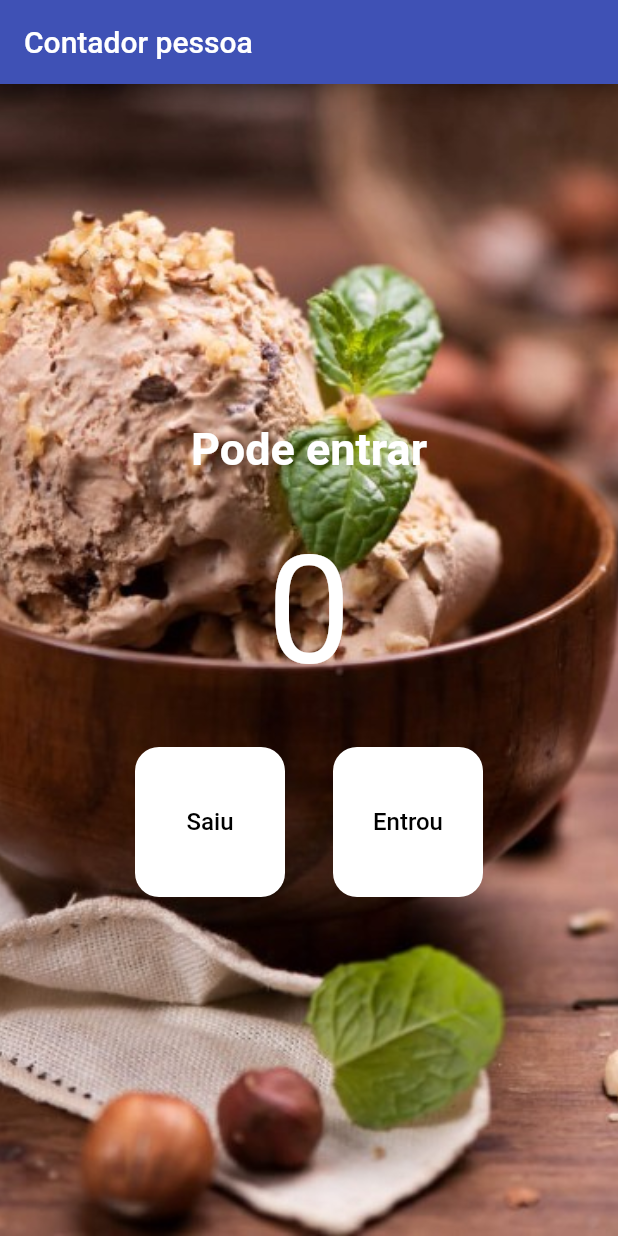
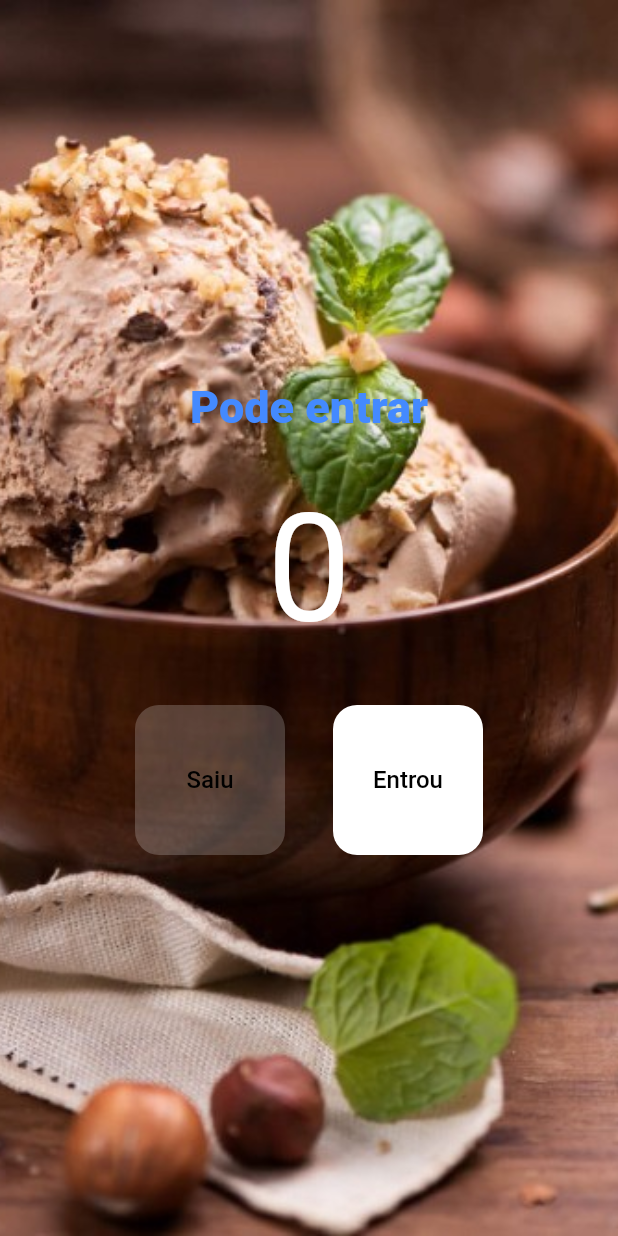
Before and after one commit to TomazSouza/contador_pessoas_flutter, a Flutter app: the screen it shows after launch, on a phone screen of 412 x 824 dp. Run offline on Flutter 3.47's test engine with Material 2 defaults, Android fonts, the phone set to English and light mode, and no system bars.

Commit message:
[add] count isFull, count isEmpty

```diff
--- a/lib/home_page.dart
+++ b/lib/home_page.dart
@@ -8,34 +8,30 @@ class HomePage extends StatefulWidget {
 }
 
 class _HomePageState extends State<HomePage> {
-  int count = 0;
 
-  @override
-  void initState() {
-    print("Iniciou o State Novamente!");
-    super.initState();
-  }
+  int _count = 0;
 
   void _decrement() {
     setState(() {
-      count--;
+      _count--;
     });
   }
 
   void _increment() {
     setState(() {
-      count++;
+      _count++;
     });
   }
+
+  bool get isEmpty => _count == 0;
+
+  bool get isFull => _count == 20;
 
   @override
   Widget build(BuildContext context) {
     return SafeArea(
       child: Scaffold(
         backgroundColor: Colors.red,
-        appBar: AppBar(
-          title: const Text("Contador pessoa"),
-        ),
         body: Container(
           decoration: const BoxDecoration(
             image: DecorationImage(
@@ -46,18 +42,18 @@ class _HomePageState extends State<HomePage> {
           child: Column(
             mainAxisAlignment: MainAxisAlignment.center,
             children: [
-              const Text(
-                "Pode entrar",
+              Text(
+                isFull ? 'Lotado'.toUpperCase() : 'Pode entrar',
                 style: TextStyle(
                   fontSize: 30.0,
-                  color: Colors.white,
-                  fontWeight: FontWeight.w700,
+                  color: isFull ? Colors.red : Colors.blueAccent,
+                  fontWeight: FontWeight.w800,
                 ),
               ),
               Padding(
                 padding: const EdgeInsets.all(32),
                 child: Text(
-                  "$count",
+                  "$_count",
                   style: const TextStyle(
                     fontSize: 100.0,
                     color: Colors.white,
@@ -68,9 +64,9 @@ class _HomePageState extends State<HomePage> {
                 mainAxisAlignment: MainAxisAlignment.center,
                 children: [
                   TextButton(
-                    onPressed: _decrement,
+                    onPressed: isEmpty ? null : _decrement,
                     style: TextButton.styleFrom(
-                      backgroundColor: Colors.white,
+                      backgroundColor: isEmpty ? Colors.white.withOpacity(0.2) : Colors.white,
                       fixedSize: const Size(100.0, 100.0),
                       foregroundColor: Colors.black,
                       shape: RoundedRectangleBorder(
@@ -89,9 +85,9 @@ class _HomePageState extends State<HomePage> {
                     width: 32,
                   ),
                   TextButton(
-                    onPressed: _increment,
+                    onPressed: isFull ? null : _increment,
                     style: TextButton.styleFrom(
-                      backgroundColor: Colors.white,
+                      backgroundColor: isFull ? Colors.white.withOpacity(0.2) : Colors.white,
                       fixedSize: const Size(100.0, 100.0),
                       foregroundColor: Colors.black,
                       shape: RoundedRectangleBorder(
```
